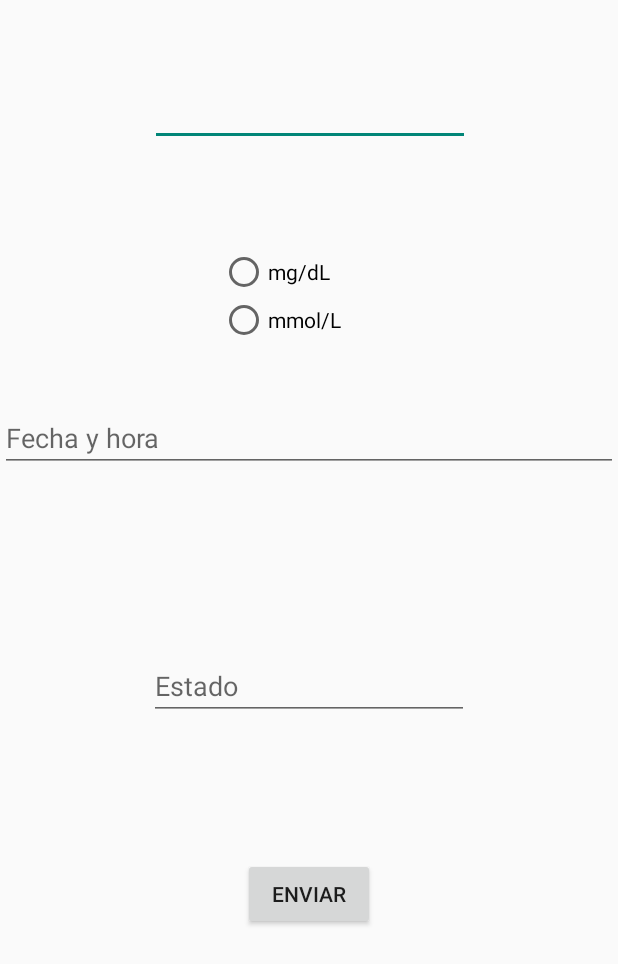
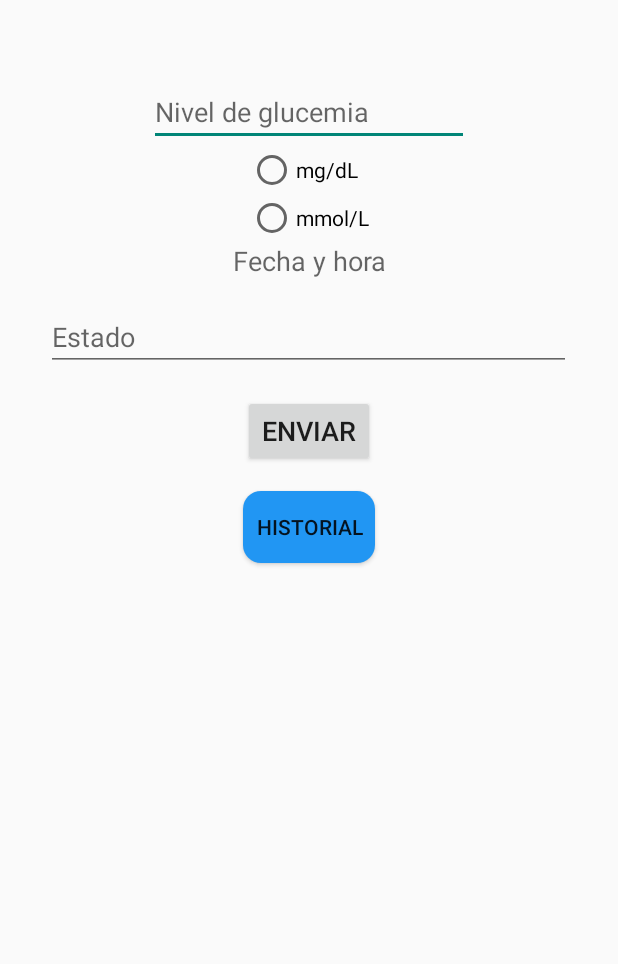
Before and after one commit to MayiiSzgz/AppDiabetes, an Android app: the screen it shows after launch once a user with an empty profile is signed in (RegistroGlucemia), after a tap on "REGISTRO GLUCEMIA", on a phone screen of 412 x 824 dp. Shown: the top 964 px of the screen. Run offline under Robolectric (Android 15) with nearby library versions, the phone set to English and light mode, and no system bars; our stand-ins replace Firebase (no records; nobody signed in at launch, a user with empty details on screens opened directly).

Commit message:
movi boton de historial a glucemia y boton de Ver medicamentos a Registro de memdicamentos

```diff
--- a/app/src/main/java/com/example/appdiabetes/InicioActivity.java
+++ b/app/src/main/java/com/example/appdiabetes/InicioActivity.java
@@ -7,6 +7,7 @@ import android.content.Intent;
 import android.os.Bundle;
 import android.view.View;
 import android.widget.Button;
+import android.widget.ImageView;
 import android.widget.TextView;
 import android.widget.Toast;
 
@@ -51,24 +52,14 @@ public class InicioActivity extends AppCompatActivity {
             Intent intent = new Intent(InicioActivity.this, RegistroGlucemia.class);
             startActivity(intent);
             });
-        //al presionar el boton historial abre la clase historial
-        Button btnHistorial = findViewById(R.id.historial);
-        btnHistorial.setOnClickListener(v -> {
-            Intent intent = new Intent(InicioActivity.this, historial.class);
-            startActivity(intent);
-        });
+
         //al presiona el boton de registro_medicamentos abre la clase RegistroMedicamentos
         Button btnMedicamentos = findViewById(R.id.registro_medicamentos);
         btnMedicamentos.setOnClickListener(v -> {
             Intent intent = new Intent(InicioActivity.this, RegistroMedicamentos.class);
             startActivity(intent);
        });
-        //al presiona el boton de ver_medicamentos abre la clase HistorialMedicamentos
-        Button btnVerMedicamentos = findViewById(R.id.ver_medicamentos);
-        btnVerMedicamentos.setOnClickListener(v -> {
-            Intent intent = new Intent(InicioActivity.this, HistorialMedicamentos.class);
-            startActivity(intent);
-       });
+
 
 
 
@@ -95,7 +86,7 @@ public class InicioActivity extends AppCompatActivity {
         });
 
 
-        Button btnPerfil = findViewById(R.id.perfil);
+        ImageView btnPerfil = findViewById(R.id.perfil);
         btnPerfil.setOnClickListener(v -> {
             Intent intent = new Intent(InicioActivity.this, PerfilActivity.class);
             startActivity(intent);
--- a/app/src/main/java/com/example/appdiabetes/RegistroGlucemia.java
+++ b/app/src/main/java/com/example/appdiabetes/RegistroGlucemia.java
@@ -9,6 +9,7 @@ import android.widget.Button;
 import android.widget.EditText;
 import android.widget.RadioButton;
 import android.widget.RadioGroup;
+import android.widget.TextView;
 import android.widget.Toast;
 import android.app.DatePickerDialog;
 import android.app.TimePickerDialog;
@@ -35,7 +36,7 @@ public class RegistroGlucemia extends AppCompatActivity {
 
     private EditText valorEditText;
     private RadioGroup unidadRadioGroup;
-    private EditText fechaHora;
+    private TextView fechaHora;
     private EditText estadoEditText;
     private Button enviarButton;
 
@@ -126,6 +127,12 @@ public class RegistroGlucemia extends AppCompatActivity {
                 }
             }
         });
+        //al presionar el boton historial abre la clase historial
+        Button btnHistorial = findViewById(R.id.historial);
+        btnHistorial.setOnClickListener(v -> {
+            Intent intent = new Intent(RegistroGlucemia.this, historial.class);
+            startActivity(intent);
+        });
     }
     public void showDateTimePicker(View view) {
         Calendar calendar = Calendar.getInstance();
@@ -144,7 +151,7 @@ public class RegistroGlucemia extends AppCompatActivity {
                 dateFormat.setTimeZone(TimeZone.getTimeZone("UTC-6"));
                 String fechaHoraString = dateFormat.format(selectedDateTime.getTime());
 
-                EditText fechaHoraEditText = findViewById(R.id.fechaHora);
+                TextView fechaHoraEditText = findViewById(R.id.fechaHora);
                 fechaHoraEditText.setText(fechaHoraString);
             }, hour, minute, true);
             timePickerDialog.show();
--- /dev/null
+++ b/app/src/main/res/drawable/ic_baseline_account_circle_24.xml
@@ -0,0 +1,5 @@
+<vector android:height="24dp" android:tint="#1A636D"
+    android:viewportHeight="24" android:viewportWidth="24"
+    android:width="24dp" xmlns:android="http://schemas.android.com/apk/res/android">
+    <path android:fillColor="@android:color/white" android:pathData="M12,2C6.48,2 2,6.48 2,12s4.48,10 10,10 10,-4.48 10,-10S17.52,2 12,2zM12,5c1.66,0 3,1.34 3,3s-1.34,3 -3,3 -3,-1.34 -3,-3 1.34,-3 3,-3zM12,19.2c-2.5,0 -4.71,-1.28 -6,-3.22 0.03,-1.99 4,-3.08 6,-3.08 1.99,0 5.97,1.09 6,3.08 -1.29,1.94 -3.5,3.22 -6,3.22z"/>
+</vector>
--- a/app/src/main/res/layout/activity_perfil.xml
+++ b/app/src/main/res/layout/activity_perfil.xml
@@ -13,6 +13,7 @@
         android:layout_width="wrap_content"
         android:layout_height="wrap_content"
         android:layout_centerHorizontal="true"
+        android:layout_marginTop="50dp"
         android:text="Nombre" />
 
     <TextView
--- a/app/src/main/res/layout/activity_registro_glucemia.xml
+++ b/app/src/main/res/layout/activity_registro_glucemia.xml
@@ -1,5 +1,5 @@
 <?xml version="1.0" encoding="utf-8"?>
-<androidx.constraintlayout.widget.ConstraintLayout xmlns:android="http://schemas.android.com/apk/res/android"
+<RelativeLayout xmlns:android="http://schemas.android.com/apk/res/android"
     xmlns:app="http://schemas.android.com/apk/res-auto"
     xmlns:tools="http://schemas.android.com/tools"
     android:id="@+id/valor"
@@ -14,69 +14,88 @@
         android:layout_marginTop="52dp"
         android:ems="10"
         android:inputType="number"
-        app:layout_constraintEnd_toEndOf="parent"
-        app:layout_constraintHorizontal_bias="0.502"
-        app:layout_constraintStart_toStartOf="parent"
-        app:layout_constraintTop_toTopOf="parent"
-        tools:hint="nivel de glucemia" />
+        android:hint="Nivel de glucemia"
+        android:layout_centerHorizontal="true"
+        app:layout_constraintTop_toTopOf="parent" />
 
-    <EditText
+    <RadioGroup
+        android:id="@+id/unidad"
+        android:layout_width="wrap_content"
+        android:layout_height="wrap_content"
+        android:layout_below="@id/editTextNumber"
+        android:layout_centerHorizontal="true">
+
+        <RadioButton
+            android:id="@+id/mg"
+            android:layout_width="wrap_content"
+            android:layout_height="wrap_content"
+            android:text="mg/dL" />
+
+        <RadioButton
+            android:id="@+id/mmol"
+            android:layout_width="wrap_content"
+            android:layout_height="wrap_content"
+            android:text="mmol/L" />
+    </RadioGroup>
+
+    <TextView
         android:id="@+id/fechaHora"
         android:layout_width="match_parent"
         android:layout_height="wrap_content"
+        android:layout_below="@id/unidad"
+        android:layout_centerHorizontal="true"
         android:clickable="true"
         android:focusable="false"
         android:hint="Fecha y hora"
         android:inputType="none"
         android:onClick="showDateTimePicker"
-        app:layout_constraintEnd_toEndOf="parent"
-        app:layout_constraintHorizontal_bias="0.542"
-        app:layout_constraintStart_toStartOf="parent"
-        app:layout_constraintTop_toBottomOf="@+id/unidad" />
+        android:textAlignment="center"
+        android:textSize="18sp"
+        app:layout_constraintTop_toBottomOf="@id/unidad" />
 
     <EditText
         android:id="@+id/estado"
-        android:layout_width="wrap_content"
+        android:layout_width="350dp"
         android:layout_height="wrap_content"
-        android:layout_marginTop="120dp"
+        android:layout_below="@id/fechaHora"
+        android:layout_centerHorizontal="true"
+        android:layout_marginTop="16dp"
         android:ems="10"
+        android:hint="Estado"
         android:inputType="text"
-        android:hint="Estado"
-        app:layout_constraintEnd_toEndOf="parent"
-        app:layout_constraintStart_toStartOf="parent"
-        app:layout_constraintTop_toBottomOf="@+id/fechaHora" />
+        android:textSize="18sp"
+        app:layout_constraintTop_toBottomOf="@id/fechaHora" />
 
     <Button
         android:id="@+id/enviar"
         android:layout_width="wrap_content"
         android:layout_height="wrap_content"
-        android:layout_marginTop="92dp"
-        android:text="enviar"
-        app:layout_constraintEnd_toEndOf="parent"
-        app:layout_constraintStart_toStartOf="parent"
-        app:layout_constraintTop_toBottomOf="@+id/estado" />
+        android:layout_below="@id/estado"
+        android:layout_marginTop="16dp"
+        android:text="Enviar"
+        android:textSize="18sp"
+        android:layout_centerHorizontal="true"
+        app:layout_constraintTop_toBottomOf="@id/estado" />
 
-    <RadioGroup
-        android:id="@+id/unidad"
-        android:layout_width="118dp"
-        android:layout_height="104dp"
-        android:layout_marginTop="68dp"
-        app:layout_constraintEnd_toEndOf="parent"
-        app:layout_constraintHorizontal_bias="0.498"
-        app:layout_constraintStart_toStartOf="parent"
-        app:layout_constraintTop_toBottomOf="@+id/editTextNumber">
+    <TextView
+        android:id="@+id/selectedDate"
+        android:layout_width="wrap_content"
+        android:layout_height="wrap_content"
+        android:layout_below="@id/enviar"
+        android:layout_centerHorizontal="true"
+        android:layout_marginTop="16dp"
+        android:textSize="18sp"
+        android:textColor="@android:color/black"
+        android:textStyle="bold" />
 
-        <RadioButton
-            android:id="@+id/mg"
-            android:layout_width="match_parent"
-            android:layout_height="wrap_content"
-            android:text="mg/dL" />
+    <Button
+        android:id="@+id/historial"
+        android:layout_width="wrap_content"
+        android:layout_height="wrap_content"
+        android:layout_below="@+id/enviar"
+        android:layout_centerHorizontal="true"
+        android:layout_marginTop="16dp"
+        android:background="@drawable/button_background"
+        android:text="Historial" />
 
-        <RadioButton
-            android:id="@+id/mmol"
-            android:layout_width="match_parent"
-            android:layout_height="wrap_content"
-            android:text="mmol/L" />
-    </RadioGroup>
-
-</androidx.constraintlayout.widget.ConstraintLayout>
+</RelativeLayout>
```
Also changed, not shown: app/src/main/java/com/example/appdiabetes/RegistroMedicamentos.java (+8 -0 lines), app/src/main/res/layout/activity_inicio.xml (+34 -34 lines), app/src/main/res/layout/activity_registro_medicamentos.xml (+9 -0 lines).
